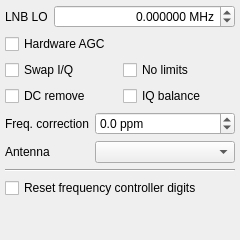
Before: the Qt Designer form src/qtgui/dockinputctl.ui in gqrx-sdr/gqrx, drawn with Qt 5.
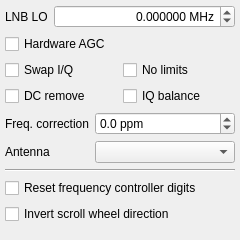
After: the same form once the commit is applied. Icons and pictures are not drawn.

Commit message: Allow scroll wheel direction to be inverted

```diff
--- a/src/qtgui/dockinputctl.ui
+++ b/src/qtgui/dockinputctl.ui
@@ -231,6 +231,13 @@
       </property>
      </widget>
     </item>
+    <item>
+     <widget class="QCheckBox" name="invertScrollingButton">
+      <property name="text">
+       <string>Invert scroll wheel direction</string>
+      </property>
+     </widget>
+    </item>
     <item>
      <spacer name="verticalSpacer">
       <property name="orientation">
```
The commit also changes 11 other files.
